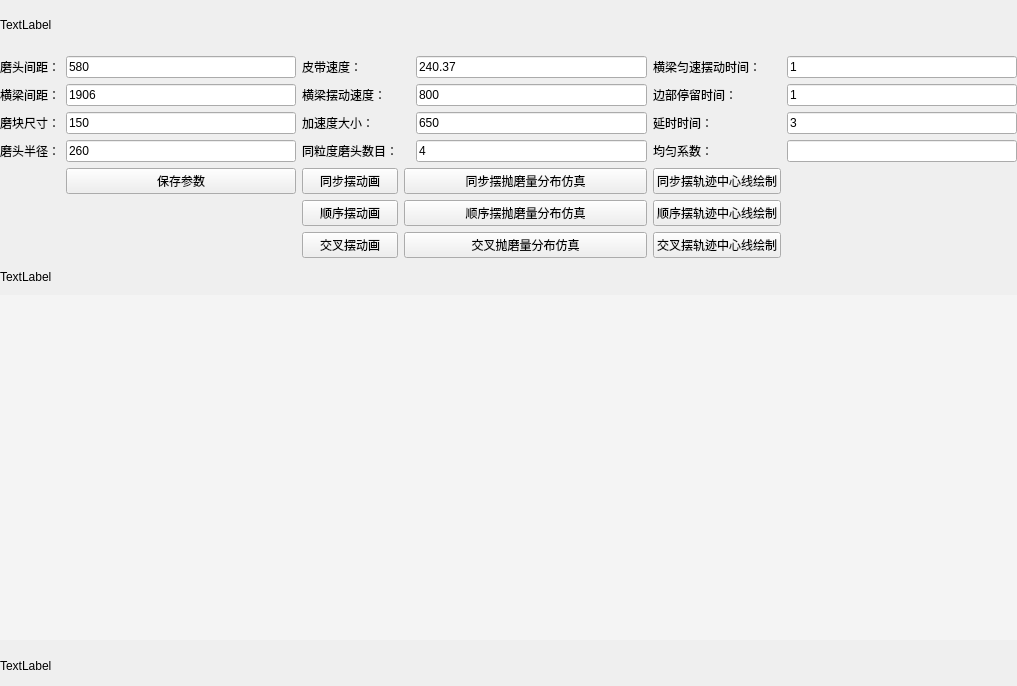
Qt form Double_Sim.ui (wuheideyun/PolishingParameterNew) before a commit.
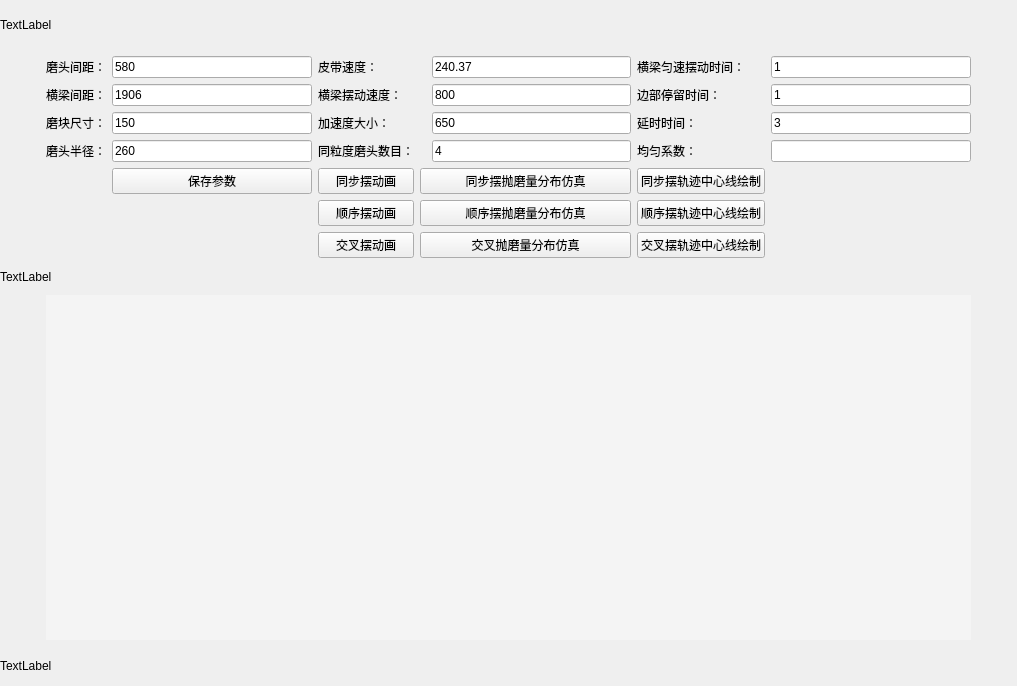
The same form after that commit.

Diff of the .ui file:
```diff
--- a/Double_Sim.ui
+++ b/Double_Sim.ui
@@ -27,303 +27,335 @@
     <property name="bottomMargin">
      <number>0</number>
     </property>
-    <item row="7" column="2">
+    <item row="7" column="3">
      <widget class="QPushButton" name="button_animation_order">
       <property name="text">
        <string>顺序摆动画</string>
       </property>
      </widget>
     </item>
-    <item row="3" column="1">
-     <widget class="QLineEdit" name="lineEdit_grind_size">
+    <item row="6" column="7">
+     <widget class="QPushButton" name="button_middle_line_equal">
       <property name="text">
-       <string>150</string>
+       <string>同步摆轨迹中心线绘制</string>
       </property>
      </widget>
     </item>
-    <item row="1" column="1">
-     <widget class="QLineEdit" name="lineEdit_between">
-      <property name="text">
-       <string>580</string>
-      </property>
-     </widget>
-    </item>
-    <item row="2" column="0">
-     <widget class="QLabel" name="label_beam_between">
-      <property name="text">
-       <string>&lt;html&gt;&lt;head/&gt;&lt;body&gt;&lt;p align=&quot;center&quot;&gt;横梁间距：&lt;/p&gt;&lt;/body&gt;&lt;/html&gt;</string>
-      </property>
-     </widget>
-    </item>
-    <item row="1" column="0">
-     <widget class="QLabel" name="label_between">
-      <property name="text">
-       <string>&lt;html&gt;&lt;head/&gt;&lt;body&gt;&lt;p align=&quot;center&quot;&gt;磨头间距：&lt;/p&gt;&lt;/body&gt;&lt;/html&gt;</string>
-      </property>
-     </widget>
-    </item>
-    <item row="7" column="3" colspan="3">
-     <widget class="QPushButton" name="button_simulation_order">
-      <property name="text">
-       <string>顺序摆抛磨量分布仿真</string>
-      </property>
-     </widget>
-    </item>
-    <item row="6" column="3" colspan="3">
-     <widget class="QPushButton" name="button_simulation_equal">
-      <property name="text">
-       <string>同步摆抛磨量分布仿真</string>
-      </property>
-     </widget>
-    </item>
-    <item row="0" column="0" colspan="8">
-     <widget class="QLabel" name="label_top">
-      <property name="minimumSize">
-       <size>
-        <width>500</width>
-        <height>0</height>
-       </size>
-      </property>
-      <property name="maximumSize">
-       <size>
-        <width>16777215</width>
-        <height>50</height>
-       </size>
-      </property>
-      <property name="text">
-       <string>TextLabel</string>
-      </property>
-     </widget>
-    </item>
-    <item row="4" column="0">
-     <widget class="QLabel" name="label_radius">
-      <property name="text">
-       <string>&lt;html&gt;&lt;head/&gt;&lt;body&gt;&lt;p align=&quot;center&quot;&gt;磨头半径：&lt;/p&gt;&lt;/body&gt;&lt;/html&gt;</string>
-      </property>
-     </widget>
-    </item>
-    <item row="8" column="3" colspan="3">
-     <widget class="QPushButton" name="button_simulation_cross">
-      <property name="text">
-       <string>交叉抛磨量分布仿真</string>
-      </property>
-     </widget>
-    </item>
-    <item row="2" column="2">
-     <widget class="QLabel" name="label_beam_swing_speed">
-      <property name="text">
-       <string>&lt;html&gt;&lt;head/&gt;&lt;body&gt;&lt;p&gt;横梁摆动速度：&lt;/p&gt;&lt;/body&gt;&lt;/html&gt;</string>
-      </property>
-     </widget>
-    </item>
-    <item row="6" column="2">
-     <widget class="QPushButton" name="button_animation_equal">
-      <property name="text">
-       <string>同步摆动画</string>
-      </property>
-     </widget>
-    </item>
-    <item row="10" column="0" colspan="8">
-     <widget class="QWidget" name="widget" native="true">
-      <property name="styleSheet">
-       <string notr="true">background-color: rgb(244, 244, 244);</string>
-      </property>
-     </widget>
-    </item>
-    <item row="9" column="0" colspan="8">
-     <widget class="QLabel" name="label_middle">
-      <property name="minimumSize">
-       <size>
-        <width>500</width>
-        <height>0</height>
-       </size>
-      </property>
-      <property name="maximumSize">
-       <size>
-        <width>16777215</width>
-        <height>25</height>
-       </size>
-      </property>
-      <property name="text">
-       <string>TextLabel</string>
-      </property>
-     </widget>
-    </item>
-    <item row="4" column="2">
+    <item row="4" column="3">
      <widget class="QLabel" name="label_num">
       <property name="text">
        <string>同粒度磨头数目：</string>
       </property>
      </widget>
     </item>
-    <item row="3" column="0">
+    <item row="3" column="1">
      <widget class="QLabel" name="label_grind_size">
       <property name="text">
        <string>&lt;html&gt;&lt;head/&gt;&lt;body&gt;&lt;p align=&quot;center&quot;&gt;磨块尺寸：&lt;/p&gt;&lt;/body&gt;&lt;/html&gt;</string>
       </property>
      </widget>
     </item>
-    <item row="4" column="5">
-     <widget class="QLineEdit" name="lineEdit_num">
+    <item row="1" column="7">
+     <widget class="QLabel" name="label_beam_constant_time">
       <property name="text">
-       <string>4</string>
+       <string>横梁匀速摆动时间：</string>
       </property>
      </widget>
     </item>
-    <item row="7" column="6">
-     <widget class="QPushButton" name="button_middle_line_order">
+    <item row="3" column="6">
+     <widget class="QLineEdit" name="lineEdit_accelerate">
       <property name="text">
-       <string>顺序摆轨迹中心线绘制</string>
+       <string>650</string>
       </property>
      </widget>
     </item>
-    <item row="6" column="1">
+    <item row="6" column="2">
      <widget class="QPushButton" name="button_save_parameter">
       <property name="text">
        <string>保存参数</string>
       </property>
      </widget>
     </item>
-    <item row="8" column="2">
+    <item row="4" column="8">
+     <widget class="QLineEdit" name="lineEdit_coefficient"/>
+    </item>
+    <item row="1" column="8">
+     <widget class="QLineEdit" name="lineEdit_beam_constant_time">
+      <property name="text">
+       <string>1</string>
+      </property>
+     </widget>
+    </item>
+    <item row="4" column="2">
+     <widget class="QLineEdit" name="lineEdit_radius">
+      <property name="text">
+       <string>260</string>
+      </property>
+     </widget>
+    </item>
+    <item row="1" column="6">
+     <widget class="QLineEdit" name="lineEdit_belt_speed">
+      <property name="text">
+       <string>240.37</string>
+      </property>
+     </widget>
+    </item>
+    <item row="8" column="3">
      <widget class="QPushButton" name="button_animation_cross">
       <property name="text">
        <string>交叉摆动画</string>
       </property>
      </widget>
     </item>
-    <item row="11" column="0" colspan="8">
-     <widget class="QLabel" name="label_bottom">
-      <property name="minimumSize">
-       <size>
-        <width>500</width>
-        <height>0</height>
-       </size>
-      </property>
-      <property name="maximumSize">
-       <size>
-        <width>16777215</width>
-        <height>40</height>
-       </size>
-      </property>
-      <property name="text">
-       <string>TextLabel</string>
-      </property>
-     </widget>
-    </item>
-    <item row="2" column="1">
+    <item row="2" column="2">
      <widget class="QLineEdit" name="lineEdit_between_beam">
       <property name="text">
        <string>1906</string>
       </property>
      </widget>
     </item>
-    <item row="8" column="6">
-     <widget class="QPushButton" name="button_middle_line_cross">
-      <property name="text">
-       <string>交叉摆轨迹中心线绘制</string>
-      </property>
-     </widget>
-    </item>
-    <item row="6" column="6">
-     <widget class="QPushButton" name="button_middle_line_equal">
-      <property name="text">
-       <string>同步摆轨迹中心线绘制</string>
-      </property>
-     </widget>
-    </item>
-    <item row="4" column="1">
-     <widget class="QLineEdit" name="lineEdit_radius">
-      <property name="text">
-       <string>260</string>
-      </property>
-     </widget>
-    </item>
-    <item row="2" column="5">
+    <item row="2" column="6">
      <widget class="QLineEdit" name="lineEdit_beam_swing_speed">
       <property name="text">
        <string>800</string>
       </property>
      </widget>
     </item>
-    <item row="2" column="6">
-     <widget class="QLabel" name="label_stay_time">
+    <item row="2" column="1">
+     <widget class="QLabel" name="label_beam_between">
       <property name="text">
-       <string>边部停留时间：</string>
+       <string>&lt;html&gt;&lt;head/&gt;&lt;body&gt;&lt;p align=&quot;center&quot;&gt;横梁间距：&lt;/p&gt;&lt;/body&gt;&lt;/html&gt;</string>
       </property>
      </widget>
     </item>
-    <item row="2" column="7">
+    <item row="2" column="8">
      <widget class="QLineEdit" name="lineEdit_stay_time">
       <property name="text">
        <string>1</string>
       </property>
      </widget>
     </item>
-    <item row="3" column="2">
-     <widget class="QLabel" name="label_accelerate">
+    <item row="4" column="7">
+     <widget class="QLabel" name="label_coefficient">
       <property name="text">
-       <string>&lt;html&gt;&lt;head/&gt;&lt;body&gt;&lt;p&gt;加速度大小：&lt;/p&gt;&lt;/body&gt;&lt;/html&gt;</string>
-      </property>
-     </widget>
-    </item>
-    <item row="3" column="5">
-     <widget class="QLineEdit" name="lineEdit_accelerate">
-      <property name="text">
-       <string>650</string>
+       <string>均匀系数：</string>
       </property>
      </widget>
     </item>
     <item row="1" column="2">
+     <widget class="QLineEdit" name="lineEdit_between">
+      <property name="text">
+       <string>580</string>
+      </property>
+     </widget>
+    </item>
+    <item row="1" column="3">
      <widget class="QLabel" name="label_belt_speed">
       <property name="text">
        <string>&lt;html&gt;&lt;head/&gt;&lt;body&gt;&lt;p&gt;皮带速度：&lt;/p&gt;&lt;/body&gt;&lt;/html&gt;</string>
       </property>
      </widget>
     </item>
-    <item row="1" column="5">
-     <widget class="QLineEdit" name="lineEdit_belt_speed">
-      <property name="text">
-       <string>240.37</string>
-      </property>
-     </widget>
-    </item>
-    <item row="1" column="7">
-     <widget class="QLineEdit" name="lineEdit_beam_constant_time">
-      <property name="text">
-       <string>1</string>
-      </property>
-     </widget>
-    </item>
-    <item row="1" column="6">
-     <widget class="QLabel" name="label_beam_constant_time">
-      <property name="text">
-       <string>横梁匀速摆动时间：</string>
-      </property>
-     </widget>
-    </item>
-    <item row="3" column="6">
+    <item row="3" column="7">
      <widget class="QLabel" name="label_delay_time">
       <property name="text">
        <string>&lt;html&gt;&lt;head/&gt;&lt;body&gt;&lt;p&gt;延时时间：&lt;/p&gt;&lt;/body&gt;&lt;/html&gt;</string>
       </property>
      </widget>
     </item>
-    <item row="3" column="7">
+    <item row="6" column="4" colspan="3">
+     <widget class="QPushButton" name="button_simulation_equal">
+      <property name="text">
+       <string>同步摆抛磨量分布仿真</string>
+      </property>
+     </widget>
+    </item>
+    <item row="6" column="3">
+     <widget class="QPushButton" name="button_animation_equal">
+      <property name="text">
+       <string>同步摆动画</string>
+      </property>
+     </widget>
+    </item>
+    <item row="10" column="1" colspan="8">
+     <widget class="QWidget" name="widget" native="true">
+      <property name="styleSheet">
+       <string notr="true">background-color: rgb(244, 244, 244);</string>
+      </property>
+     </widget>
+    </item>
+    <item row="3" column="8">
      <widget class="QLineEdit" name="lineEdit_delay_time">
       <property name="text">
        <string>3</string>
       </property>
      </widget>
     </item>
+    <item row="3" column="2">
+     <widget class="QLineEdit" name="lineEdit_grind_size">
+      <property name="text">
+       <string>150</string>
+      </property>
+     </widget>
+    </item>
+    <item row="7" column="7">
+     <widget class="QPushButton" name="button_middle_line_order">
+      <property name="text">
+       <string>顺序摆轨迹中心线绘制</string>
+      </property>
+     </widget>
+    </item>
     <item row="4" column="6">
-     <widget class="QLabel" name="label_coefficient">
+     <widget class="QLineEdit" name="lineEdit_num">
       <property name="text">
-       <string>均匀系数：</string>
+       <string>4</string>
       </property>
      </widget>
     </item>
-    <item row="4" column="7">
-     <widget class="QLineEdit" name="lineEdit_coefficient"/>
+    <item row="1" column="1">
+     <widget class="QLabel" name="label_between">
+      <property name="text">
+       <string>&lt;html&gt;&lt;head/&gt;&lt;body&gt;&lt;p align=&quot;center&quot;&gt;磨头间距：&lt;/p&gt;&lt;/body&gt;&lt;/html&gt;</string>
+      </property>
+     </widget>
+    </item>
+    <item row="7" column="4" colspan="3">
+     <widget class="QPushButton" name="button_simulation_order">
+      <property name="text">
+       <string>顺序摆抛磨量分布仿真</string>
+      </property>
+     </widget>
+    </item>
+    <item row="8" column="4" colspan="3">
+     <widget class="QPushButton" name="button_simulation_cross">
+      <property name="text">
+       <string>交叉抛磨量分布仿真</string>
+      </property>
+     </widget>
+    </item>
+    <item row="2" column="3">
+     <widget class="QLabel" name="label_beam_swing_speed">
+      <property name="text">
+       <string>&lt;html&gt;&lt;head/&gt;&lt;body&gt;&lt;p&gt;横梁摆动速度：&lt;/p&gt;&lt;/body&gt;&lt;/html&gt;</string>
+      </property>
+     </widget>
+    </item>
+    <item row="8" column="7">
+     <widget class="QPushButton" name="button_middle_line_cross">
+      <property name="text">
+       <string>交叉摆轨迹中心线绘制</string>
+      </property>
+     </widget>
+    </item>
+    <item row="3" column="3">
+     <widget class="QLabel" name="label_accelerate">
+      <property name="text">
+       <string>&lt;html&gt;&lt;head/&gt;&lt;body&gt;&lt;p&gt;加速度大小：&lt;/p&gt;&lt;/body&gt;&lt;/html&gt;</string>
+      </property>
+     </widget>
+    </item>
+    <item row="2" column="0">
+     <spacer name="horizontalSpacer">
+      <property name="orientation">
+       <enum>Qt::Orientation::Horizontal</enum>
+      </property>
+      <property name="sizeType">
+       <enum>QSizePolicy::Policy::Fixed</enum>
+      </property>
+      <property name="sizeHint" stdset="0">
+       <size>
+        <width>40</width>
+        <height>20</height>
+       </size>
+      </property>
+     </spacer>
+    </item>
+    <item row="4" column="1">
+     <widget class="QLabel" name="label_radius">
+      <property name="text">
+       <string>&lt;html&gt;&lt;head/&gt;&lt;body&gt;&lt;p align=&quot;center&quot;&gt;磨头半径：&lt;/p&gt;&lt;/body&gt;&lt;/html&gt;</string>
+      </property>
+     </widget>
+    </item>
+    <item row="2" column="7">
+     <widget class="QLabel" name="label_stay_time">
+      <property name="text">
+       <string>边部停留时间：</string>
+      </property>
+     </widget>
+    </item>
+    <item row="3" column="9">
+     <spacer name="horizontalSpacer_2">
+      <property name="orientation">
+       <enum>Qt::Orientation::Horizontal</enum>
+      </property>
+      <property name="sizeType">
+       <enum>QSizePolicy::Policy::Fixed</enum>
+      </property>
+      <property name="sizeHint" stdset="0">
+       <size>
+        <width>40</width>
+        <height>20</height>
+       </size>
+      </property>
+     </spacer>
+    </item>
+    <item row="0" column="0" colspan="10">
+     <widget class="QLabel" name="label_top">
+      <property name="minimumSize">
+       <size>
+        <width>500</width>
+        <height>0</height>
+       </size>
+      </property>
+      <property name="maximumSize">
+       <size>
+        <width>16777215</width>
+        <height>50</height>
+       </size>
+      </property>
+      <property name="text">
+       <string>TextLabel</string>
+      </property>
+     </widget>
+    </item>
+    <item row="9" column="0" colspan="10">
+     <widget class="QLabel" name="label_middle">
+      <property name="minimumSize">
+       <size>
+        <width>500</width>
+        <height>0</height>
+       </size>
+      </property>
+      <property name="maximumSize">
+       <size>
+        <width>16777215</width>
+        <height>25</height>
+       </size>
+      </property>
+      <property name="text">
+       <string>TextLabel</string>
+      </property>
+     </widget>
+    </item>
+    <item row="11" column="0" colspan="10">
+     <widget class="QLabel" name="label_bottom">
+      <property name="minimumSize">
+       <size>
+        <width>500</width>
+        <height>0</height>
+       </size>
+      </property>
+      <property name="maximumSize">
+       <size>
+        <width>16777215</width>
+        <height>40</height>
+       </size>
+      </property>
+      <property name="text">
+       <string>TextLabel</string>
+      </property>
+     </widget>
     </item>
    </layout>
   </widget>
```
